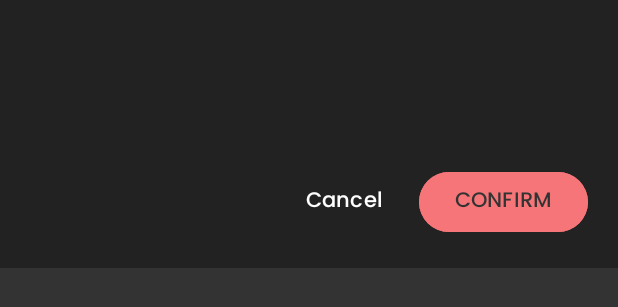
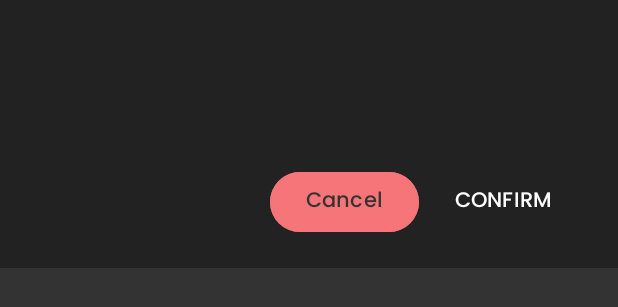
Before and after one commit to RenjithEc/bloodbank, an Android app: the layout dialog_custom_popup.xml on its own in the app's theme, with its tools: preview values and no code run, on a phone screen of 412 x 824 dp. Shown: the top 307 px of the screen. Run offline under Robolectric (Android 15) with nearby library versions, the phone set to English and light mode, and no system bars.

```diff
--- a/app/src/main/AndroidManifest.xml
+++ b/app/src/main/AndroidManifest.xml
@@ -22,7 +22,7 @@
         android:dataExtractionRules="@xml/data_extraction_rules"
         android:fullBackupContent="@xml/backup_rules"
         android:icon="@mipmap/ic_launcher"
-        android:label="@string/app_name"
+        android:label=""
         android:roundIcon="@mipmap/ic_launcher_round"
         android:supportsRtl="true"
         android:theme="@style/Theme.BloodBank"
--- a/app/src/main/java/com/example/bloodbank/ProfileActivity.kt
+++ b/app/src/main/java/com/example/bloodbank/ProfileActivity.kt
@@ -126,7 +126,6 @@ class ProfileActivity : AppCompatActivity() {
 
 
         changeProfilePictureButton.setOnClickListener {
-            // Open the image picker
             pickImage()
         }
 
--- a/app/src/main/res/layout/dialog_custom_popup.xml
+++ b/app/src/main/res/layout/dialog_custom_popup.xml
@@ -32,9 +32,9 @@
             android:id="@+id/dialog_cancel"
             android:layout_width="wrap_content"
             android:layout_height="wrap_content"
+            android:backgroundTint="@color/redLight"
+            android:textColor="@color/bgBlack"
             android:text="Cancel"
-            android:textColor="#FFFFFF"
-            android:background="?android:attr/selectableItemBackground"
             />
 
         <Button
@@ -42,8 +42,7 @@
             android:layout_width="wrap_content"
             android:layout_height="wrap_content"
             android:text="CONFIRM"
-            android:backgroundTint="@color/redLight"
-            android:textColor="@color/bgBlack"
-             />
+            android:textColor="#FFFFFF"
+            />
     </LinearLayout>
 </LinearLayout>
--- a/app/src/main/res/values/strings.xml
+++ b/app/src/main/res/values/strings.xml
@@ -1,5 +1,5 @@
 <resources>
-    <string name="app_name">Vitality</string>
+    <string name="app_name">Vitaly</string>
 
     <!--    Firebase ID-->
     <string name="default_web_client_id">
```
